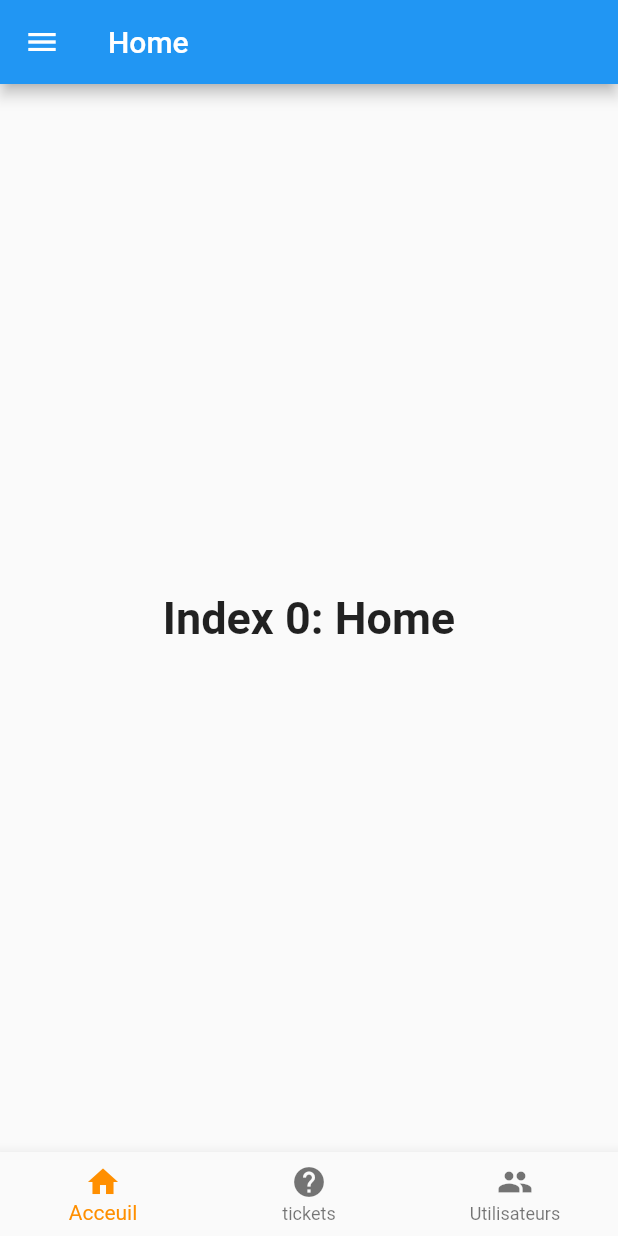
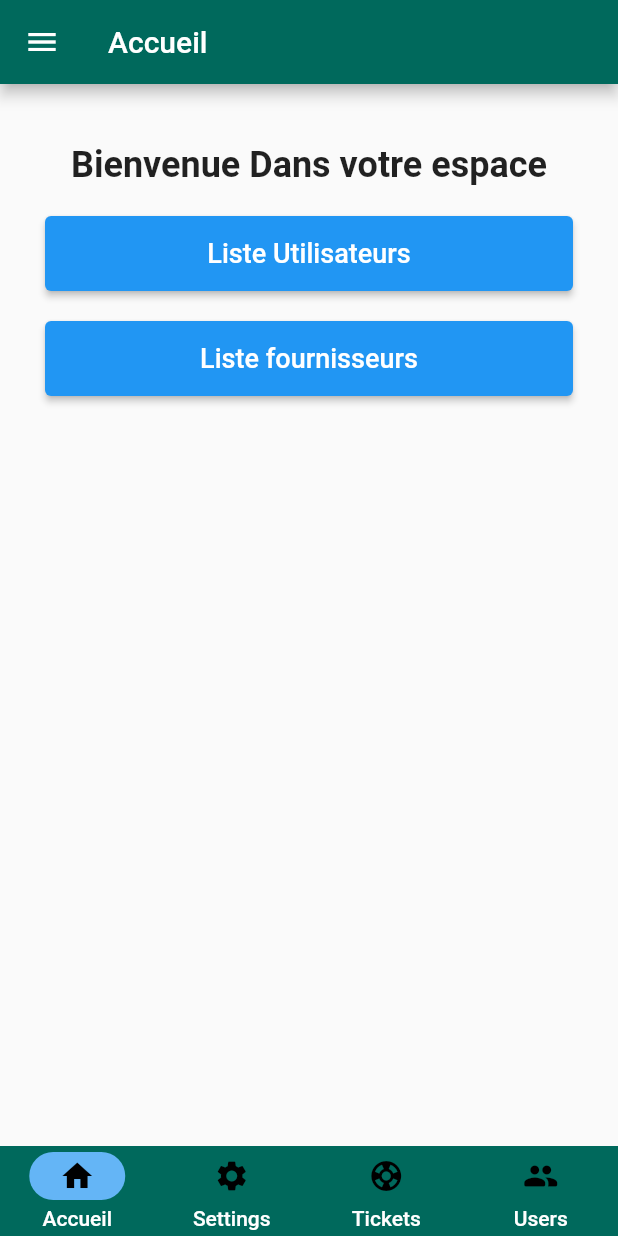
Before and after one commit to chamsedine-bouhouch/park_informatique_flutter_app, a Flutter app: the Home screen opened directly, on a phone screen of 412 x 824 dp. Run offline on Flutter 3.47's test engine with Material 2 defaults, Android fonts, the phone set to English and light mode, and no system bars.

Commit message:
refactor with route controller

```diff
--- /dev/null
+++ b/lib/components/app_bar.dart
@@ -0,0 +1,10 @@
+import 'package:flutter/cupertino.dart';
+
+class AppBar extends StatelessWidget {
+const AppBar({ Key? key }) : super(key: key);
+
+  @override
+  Widget build(BuildContext context){
+    return Container();
+  }
+}
--- a/lib/route/route.dart
+++ b/lib/route/route.dart
@@ -0,0 +1,29 @@
+import 'package:flutter/material.dart';
+import 'package:flutter_app/views/home.dart';
+import 'package:flutter_app/views/login.dart';
+
+// Define Routes
+/*
+import 'package:named_route/views/home.dart';
+import 'package:named_route/views/login.dart';
+import 'package:named_route/views/settings.dart';
+*/
+
+// Route Names
+const String loginPage    = 'login';
+const String homePage     = 'home';
+const String settingsPage = 'settings';
+
+// Control our page route flow
+Route<dynamic> controller(RouteSettings settings) {
+  switch (settings.name) {
+    case loginPage:
+      return MaterialPageRoute(builder: (context) => Login());
+    case homePage:
+      return MaterialPageRoute(builder: (context) => Home());
+    // case settingsPage:
+    //   return MaterialPageRoute(builder: (context) => SettingsPage());
+    default:
+      throw('This route name does not exit');
+  }
+}
--- a/lib/utils/styles.dart
+++ b/lib/utils/styles.dart
@@ -0,0 +1,3 @@
+import 'package:flutter/material.dart';
+
+var primary = Colors.teal.shade800;
--- a/lib/views/home.dart
+++ b/lib/views/home.dart
@@ -1,40 +1,33 @@
 import 'package:flutter/material.dart';
+import 'package:flutter_app/components/list_items.dart';
+import 'package:flutter_app/utils/styles.dart';
+import 'package:flutter_app/views/settings.dart';
+import 'package:flutter_app/views/tickets.dart';
+import 'package:flutter_app/views/users.dart';
 
 /// Flutter code sample for [BottomNavigationBar].
-
-
 
 class Home extends StatefulWidget {
   const Home({super.key});
 
   @override
-  State<Home> createState() =>
-      _HomeState();
+  State<Home> createState() => _HomeState();
 }
 
-class _HomeState
-    extends State<Home> {
+class _HomeState extends State<Home> {
   int _selectedIndex = 0;
   static const TextStyle optionStyle =
       TextStyle(fontSize: 30, fontWeight: FontWeight.bold);
   static const List<Widget> _widgetOptions = <Widget>[
-    Text(
-      'Index 0: Home',
-      style: optionStyle,
-    ),
-    Text(
-      'Index 1: Business',
-      style: optionStyle,
-    ),
-    Text(
-      'Index 2: School',
-      style: optionStyle,
-    ),
+    Settings(),
+    Tickets(),
+    Users(),
+    Users(),
   ];
 
   void _onItemTapped(int index) {
     setState(() {
-      _selectedIndex = index;
+      _selectedIndex = _selectedIndex;
     });
   }
 
@@ -42,39 +35,49 @@ class _HomeState
   Widget build(BuildContext context) {
     return Scaffold(
         appBar: AppBar(
-        title: const Text('Home'),
+          title: const Text('Accueil'),
+          backgroundColor: primary,
         ),
         drawer: Drawer(
           child: ListView(
             padding: EdgeInsets.zero,
-          children:[
+            children: [
               const UserAccountsDrawerHeader(
                 accountName: Text("Username"),
                 accountEmail: Text("user@email.com"),
                 currentAccountPicture: CircleAvatar(
                     backgroundColor: Colors.amber,
-            child:Text('CH',style: TextStyle(fontSize: 40),)
-          ),
+                    child: Text(
+                      'CH',
+                      style: TextStyle(fontSize: 40),
+                    )),
               ),
               ListTile(
-              leading:  const Icon(Icons.account_circle),
+                leading: const Icon(Icons.account_circle),
                 title: const Text('Profile'),
-              onTap: (){
+                onTap: () {
                   Navigator.pop(context);
                 },
               ),
               ListTile(
                 leading: const Icon(Icons.settings),
                 title: const Text('Settings'),
-              onTap: (){
+                onTap: () {
                   Navigator.pop(context);
                 },
               ),
               ListTile(
                 leading: const Icon(Icons.settings),
                 title: const Text('Login'),
-              onTap: (){
+                onTap: () {
                   Navigator.pushNamed(context, 'login');
+                },
+              ),
+              ListTile(
+                leading: const Icon(Icons.settings),
+                title: const Text('cards'),
+                onTap: () {
+                  Navigator.pushNamed(context, 'cards');
                 },
               ),
             ],
@@ -83,25 +86,30 @@ class _HomeState
         body: Center(
           child: _widgetOptions.elementAt(_selectedIndex),
         ),
-      bottomNavigationBar: BottomNavigationBar(
-        items: const <BottomNavigationBarItem>[
-          BottomNavigationBarItem(
-            icon: Icon(Icons.home),
-            label: 'Acceuil',
+        bottomNavigationBar: NavigationBarTheme(
+          data: NavigationBarThemeData(
+            indicatorColor: Colors.blue.shade300,
+            labelTextStyle: MaterialStateProperty.all(TextStyle(
+                fontSize: 14,
+                fontWeight: FontWeight.w500,
+                color: Colors.white)),
           ),
-          BottomNavigationBarItem(
-            icon: Icon(Icons.help),
-            label: 'tickets',
+          child: NavigationBar(
+            height: 60,
+            backgroundColor: primary,
+            selectedIndex: _selectedIndex,
+            onDestinationSelected: (index) =>
+                setState(() => this._selectedIndex = index),
+            destinations: [
+              NavigationDestination(icon: Icon(Icons.home), label: "Accueil"),
+              NavigationDestination(
+                  icon: Icon(Icons.settings), label: "Settings"),
+              NavigationDestination(
+                  icon: Icon(Icons.support), label: "Tickets"),
+              NavigationDestination(
+                  icon: Icon(Icons.people_rounded), label: "Users"),
+            ],
           ),
-          BottomNavigationBarItem(
-            icon: Icon(Icons.people),
-            label: 'Utilisateurs',
-          ),
-        ],
-        currentIndex: _selectedIndex,
-        selectedItemColor: Colors.amber[800],
-        onTap: _onItemTapped,
-      ),
-    );
+        ));
   }
 }
--- a/lib/views/settings.dart
+++ b/lib/views/settings.dart
@@ -0,0 +1,46 @@
+import 'package:flutter/material.dart';
+
+class Settings extends StatelessWidget {
+
+  const Settings({Key? key}) : super(key: key);
+
+  static const String _title = 'Login';
+
+  @override
+  Widget build(BuildContext context) {
+    return Padding(
+        padding: const EdgeInsets.all(30),
+        child: ListView(
+          children: <Widget>[
+            Container(
+                alignment: Alignment.center,
+                padding: const EdgeInsets.all(10),
+                child: const Text(
+                  'Bienvenue Dans votre espace',
+                  style: TextStyle(fontSize: 24 ,fontWeight: FontWeight.w700),
+                )),
+
+            // TextButton(
+            //   onPressed: () {
+            //     //forgot password screen
+            //   },
+            //   child: const Text('Forgot Password',),
+            // ),
+            Container(
+                height: 50,
+                margin: EdgeInsets.fromLTRB(0, 10, 0, 10),
+                 child: ElevatedButton(
+                  child:  Text(style: TextStyle(fontSize: 18),'Liste Utilisateurs'),
+                  onPressed: () => Navigator.pushReplacementNamed(context, 'home'),
+                )),
+            Container(
+                height: 50,
+                margin: EdgeInsets.fromLTRB(0, 10, 0, 10),
+                child: ElevatedButton(
+                  child:  Text(style: TextStyle(fontSize: 18),'Liste fournisseurs'),
+                  onPressed: () => Navigator.pushReplacementNamed(context, 'home'),
+                )),
+          ],
+        ));
+  }
+}
--- a/lib/views/users.dart
+++ b/lib/views/users.dart
@@ -0,0 +1,23 @@
+import 'package:flutter/material.dart';
+import 'package:flutter_app/components/data_table.dart';
+
+class Users extends StatelessWidget {
+  const Users({Key? key}) : super(key: key);
+
+  @override
+  Widget build(BuildContext context) {
+    return Scaffold(
+
+      body: Container(
+        // alignment: Alignment.topLeft,
+        child: UserDataTable(),
+        /* child: Column(
+          mainAxisAlignment: MainAxisAlignment.center,
+          children: const [
+           Text('Users page')
+          ],
+        ),*/
+      ),
+    );
+  }
+}
```
Also changed, not shown: lib/components/filled_card.dart (+103 -0 lines), lib/components/list_items.dart (+19 -0 lines), lib/main.dart (+34 -8 lines), lib/views/login.dart (+18 -1 lines), lib/views/tickets.dart (+19 -85 lines), 1 other file. Lines whose indentation alone changed are shown as unchanged.
